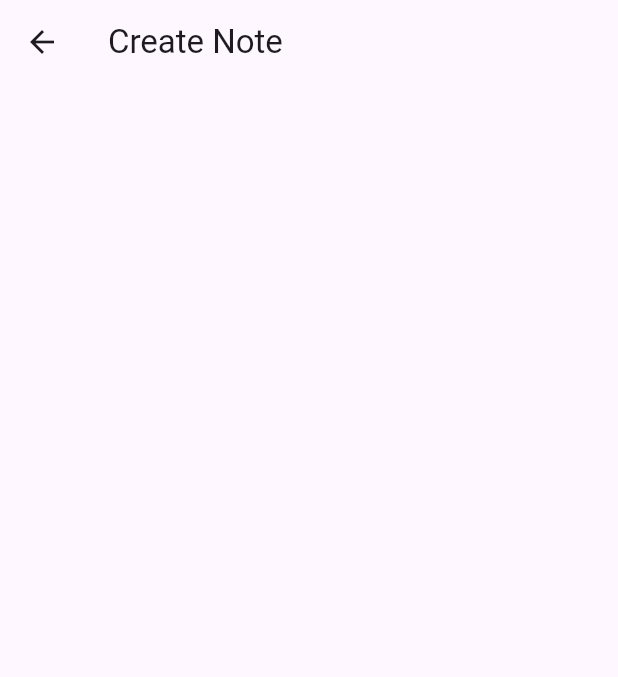
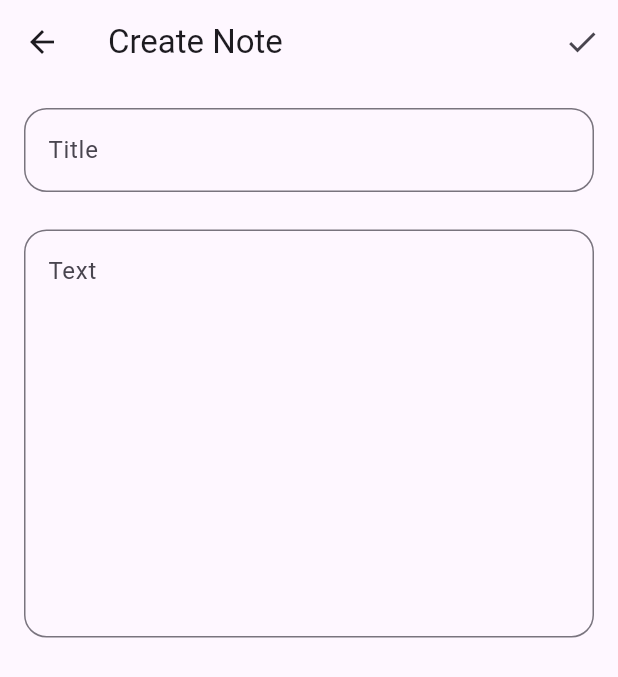
Before and after one commit to MiraculousNightingale/bloc_notes, a Flutter app: the screen it shows after launch, after a tap on the "add" icon, on a phone screen of 412 x 824 dp. Shown: the top 677 px of the screen. Run offline on Flutter 3.47's test engine with Material 2 defaults, Android fonts, the phone set to English and light mode, and no system bars; our stand-ins replace bloc, equatable, flutter_bloc, go_router.

Commit message:
Add note creation, sort note list by createdAt

```diff
--- a/lib/app/app.dart
+++ b/lib/app/app.dart
@@ -22,9 +22,7 @@ final _router = GoRouter(
       routes: [
         GoRoute(
           path: NoteFormScreen.subPath,
-          builder: (context, state) => const NoteFormScreen(
-            isCreateMode: true,
-          ),
+          builder: (context, state) => const NoteFormScreen(),
         ),
         //TODO: implement update route
         // GoRoute(
--- /dev/null
+++ b/lib/bloc/notes_event.dart
@@ -0,0 +1,18 @@
+part of 'notes_bloc.dart';
+
+@immutable
+sealed class NotesEvent {}
+
+final class NotesCreated extends NotesEvent {
+  NotesCreated({required this.newNote});
+  final Note newNote;
+}
+
+final class NotesFetched extends NotesEvent {}
+
+final class NotesErrorHandled extends NotesEvent {
+  NotesErrorHandled(this.error);
+
+  final Failure error;
+  // final Set<Failure> errors;
+}
--- /dev/null
+++ b/lib/bloc/notes_state.dart
@@ -0,0 +1,64 @@
+part of 'notes_bloc.dart';
+
+@immutable
+class NotesState extends Equatable {
+  const NotesState({
+    required this.notes,
+    this.isCreating = false,
+    this.isLoading = false,
+    this.isUpdating = false,
+    this.isDeleting = false,
+    this.errors = const <Failure>{},
+  });
+
+  final List<Note> notes;
+
+  List<Note> get notesSortedByCreatedAt => [...notes]..sort(
+      (a, b) {
+        return b.createdAt.compareTo(a.createdAt);
+      },
+    );
+
+  final bool isCreating;
+  final bool isLoading;
+  final bool isUpdating;
+  final bool isDeleting;
+
+  final Set<Failure> errors;
+
+  bool get hasErrors => errors.isNotEmpty;
+
+  bool hasError<T>() {
+    return errors.any((element) => element.runtimeType == T);
+  }
+
+  T? getError<T>() {
+    try {
+      return errors.firstWhere((element) => element.runtimeType == T) as T;
+    } on StateError {
+      return null;
+    }
+  }
+
+  @override
+  List<Object?> get props =>
+      [notes, isCreating, isLoading, isUpdating, isDeleting, errors];
+
+  NotesState copyWith({
+    List<Note>? notes,
+    bool? isCreating,
+    bool? isLoading,
+    bool? isUpdating,
+    bool? isDeleting,
+    Set<Failure>? errors,
+  }) {
+    return NotesState(
+      notes: notes ?? this.notes,
+      isCreating: isCreating ?? this.isCreating,
+      isLoading: isLoading ?? this.isLoading,
+      isUpdating: isUpdating ?? this.isUpdating,
+      isDeleting: isDeleting ?? this.isDeleting,
+      errors: errors ?? this.errors,
+    );
+  }
+}
--- a/lib/main.dart
+++ b/lib/main.dart
@@ -1,12 +1,17 @@
 import 'dart:math';
 
-import 'package:bloc_notes/app/app.dart';
 import 'package:flutter/material.dart';
+import 'package:flutter_bloc/flutter_bloc.dart';
 
-import 'models/note.dart';
+import 'app/app.dart';
+import 'bloc/notes_bloc.dart';
+import 'models/note/note.dart';
 
 void main() {
-  runApp(NotesApp());
+  runApp(BlocProvider(
+    create: (context) => NotesBloc(),
+    child: NotesApp(),
+  ));
 }
 
 // TODO: Remove later
--- /dev/null
+++ b/lib/models/failure/failure.dart
@@ -0,0 +1,15 @@
+import 'package:equatable/equatable.dart';
+
+class Failure extends Equatable {
+  const Failure([this.message = '']);
+
+  final String message;
+
+  @override
+  String toString() {
+    return message;
+  }
+
+  @override
+  List<Object?> get props => [runtimeType];
+}
--- a/lib/models/note.dart
+++ /dev/null
@@ -1,21 +0,0 @@
-// ignore_for_file: public_member_api_docs, sort_constructors_first
-import 'package:intl/intl.dart';
-
-class Note {
-  Note({
-    required this.title,
-    required this.text,
-    this.createdAt,
-    this.updatedAt,
-  });
-  final String title;
-  final String text;
-  final DateTime? createdAt;
-  final DateTime? updatedAt;
-  // TODO: final Pictures?
-
-  String get createdAtFormatted =>
-      createdAt != null ? DateFormat.yMMMMd().format(createdAt!) : '';
-  String get updatedAtFormatted =>
-      updatedAt != null ? DateFormat.yMMMMd().format(updatedAt!) : '';
-}
--- /dev/null
+++ b/lib/models/note/note.dart
@@ -0,0 +1,36 @@
+// ignore_for_file: public_member_api_docs, sort_constructors_first
+import 'package:intl/intl.dart';
+
+class Note {
+  Note({
+    required this.title,
+    required this.text,
+    DateTime? createdAt,
+    DateTime? updatedAt,
+  }) {
+    this.createdAt = createdAt ?? DateTime.now();
+    this.updatedAt = updatedAt ?? this.createdAt;
+  }
+  final String title;
+  final String text;
+  late final DateTime createdAt;
+  late final DateTime updatedAt;
+  // TODO: final Pictures?
+
+  String get createdAtFormatted => DateFormat.yMMMMd().format(createdAt);
+  String get updatedAtFormatted => DateFormat.yMMMMd().format(updatedAt);
+
+  Note copyWith({
+    String? title,
+    String? text,
+    DateTime? createdAt,
+    DateTime? updatedAt,
+  }) {
+    return Note(
+      title: title ?? this.title,
+      text: text ?? this.text,
+      createdAt: createdAt ?? this.createdAt,
+      updatedAt: updatedAt ?? this.updatedAt,
+    );
+  }
+}
--- /dev/null
+++ b/lib/models/note/note_failure.dart
@@ -0,0 +1,17 @@
+import 'package:bloc_notes/models/failure/failure.dart';
+
+class NotesCreateFailure extends Failure {
+  const NotesCreateFailure([super.error]);
+}
+
+class NotesLoadFailure extends Failure {
+  const NotesLoadFailure([super.error]);
+}
+
+class NoteUpdateFailure extends Failure {
+  const NoteUpdateFailure([super.error]);
+}
+
+class NoteDeleteFailure extends Failure {
+  const NoteDeleteFailure([super.error]);
+}
--- /dev/null
+++ b/lib/repositories/note_repository.dart
@@ -0,0 +1 @@
+class NoteRepository {}
--- a/lib/ui/screens/note_form_screen.dart
+++ b/lib/ui/screens/note_form_screen.dart
@@ -1,22 +1,128 @@
-import 'package:bloc_notes/ui/screens/note_list_screen.dart';
+import 'package:bloc_notes/models/note/note_failure.dart';
 import 'package:flutter/material.dart';
+import 'package:flutter_bloc/flutter_bloc.dart';
+import 'package:go_router/go_router.dart';
 
-class NoteFormScreen extends StatelessWidget {
+import '../../bloc/notes_bloc.dart';
+import '../../models/note/note.dart';
+import 'note_list_screen.dart';
+
+class NoteFormScreen extends StatefulWidget {
   static const subPath = 'form';
   static const path = '${NoteListScreen.path}/$subPath';
 
-  final bool isCreateMode;
+  final Note? initialValue;
 
   const NoteFormScreen({
     super.key,
-    required this.isCreateMode,
+    this.initialValue,
   });
+
+  bool get isCreateMode => initialValue == null;
+
+  @override
+  State<NoteFormScreen> createState() => _NoteFormScreenState();
+}
+
+class _NoteFormScreenState extends State<NoteFormScreen> {
+  late final TextEditingController titleController;
+  late final TextEditingController textController;
+
+  @override
+  void initState() {
+    super.initState();
+    titleController = TextEditingController(
+      text: widget.initialValue?.text,
+    );
+    textController = TextEditingController(
+      text: widget.initialValue?.text,
+    );
+  }
 
   @override
   Widget build(BuildContext context) {
-    return Scaffold(
-      appBar: AppBar(
-        title: Text('${isCreateMode ? 'Create' : 'Update'} Note'),
+    return BlocListener<NotesBloc, NotesState>(
+      listenWhen: (previous, current) {
+        // Check if state transitioned through the creation process
+        return previous.isCreating && !current.isCreating;
+      },
+      listener: (context, state) {
+        // TODO: is there a better way to handle errors?
+        final error = state.getError<NotesCreateFailure>();
+        if (error != null) {
+          final scaffoldMessenger = ScaffoldMessenger.of(context);
+          scaffoldMessenger.hideCurrentSnackBar();
+          scaffoldMessenger.showSnackBar(
+            SnackBar(content: Text('Something went wrong. ${error.message}')),
+          );
+          context.read<NotesBloc>().add(NotesErrorHandled(error));
+          return;
+        }
+
+        context.go(NoteListScreen.path);
+      },
+      child: Scaffold(
+        appBar: AppBar(
+          title: Text('${widget.isCreateMode ? 'Create' : 'Update'} Note'),
+          actions: [
+            BlocBuilder<NotesBloc, NotesState>(
+              builder: (context, state) {
+                if (state.isCreating) {
+                  return const CircularProgressIndicator();
+                }
+                return IconButton(
+                  onPressed: () {
+                    context.read<NotesBloc>().add(
+                          NotesCreated(
+                            newNote: Note(
+                              title: titleController.text,
+                              text: textController.text,
+                            ),
+                          ),
+                        );
+                  },
+                  icon: const Icon(Icons.check),
+                );
+              },
+            ),
+          ],
+        ),
+        body: SingleChildScrollView(
+          child: Padding(
+            padding: const EdgeInsets.all(16),
+            child: Form(
+              child: Column(
+                children: [
+                  TextFormField(
+                    controller: titleController,
+                    onTapOutside: (_) => FocusScope.of(context).unfocus(),
+                    decoration: InputDecoration(
+                      label: const Text('Title'),
+                      border: OutlineInputBorder(
+                        borderRadius: BorderRadius.circular(15),
+                      ),
+                    ),
+                  ),
+                  const SizedBox(
+                    height: 25,
+                  ),
+                  TextFormField(
+                    controller: textController,
+                    onTapOutside: (_) => FocusScope.of(context).unfocus(),
+                    maxLines: 10,
+                    decoration: InputDecoration(
+                      label: const Text('Text'),
+                      alignLabelWithHint: true,
+                      border: OutlineInputBorder(
+                        borderRadius: BorderRadius.circular(15),
+                      ),
+                    ),
+                  ),
+                ],
+              ),
+            ),
+          ),
+        ),
       ),
     );
   }
--- a/lib/ui/screens/note_list_screen.dart
+++ b/lib/ui/screens/note_list_screen.dart
@@ -1,9 +1,11 @@
 import 'package:bloc_notes/main.dart';
+import 'package:bloc_notes/models/note/note_failure.dart';
 import 'package:bloc_notes/ui/screens/note_form_screen.dart';
 import 'package:flutter/material.dart';
+import 'package:flutter_bloc/flutter_bloc.dart';
 import 'package:go_router/go_router.dart';
 
-import '../../models/note.dart';
+import '../../bloc/notes_bloc.dart';
 import '../widgets/note_list_item.dart';
 
 class NoteListScreen extends StatelessWidget {
@@ -24,11 +26,27 @@ class NoteListScreen extends StatelessWidget {
           ),
         ],
       ),
-      body: ListView.builder(
-        itemCount: kDummyNotes.length,
-        itemBuilder: (context, index) {
-          final note = kDummyNotes[index];
-          return NoteListItem(note: note);
+      body: BlocBuilder<NotesBloc, NotesState>(
+        builder: (context, state) {
+          final error = state.getError<NotesLoadFailure>();
+          if (error != null) {
+            return Center(
+              child: Text(error.toString()),
+            );
+          }
+          if (state.isLoading) {
+            return const Center(
+              child: CircularProgressIndicator(),
+            );
+          }
+          final sortedNotes = state.notesSortedByCreatedAt;
+          return ListView.builder(
+            itemCount: sortedNotes.length,
+            itemBuilder: (context, index) {
+              final note = sortedNotes[index];
+              return NoteListItem(note: note);
+            },
+          );
         },
       ),
     );
--- a/lib/ui/widgets/note_list_item.dart
+++ b/lib/ui/widgets/note_list_item.dart
@@ -1,4 +1,4 @@
-import 'package:bloc_notes/models/note.dart';
+import 'package:bloc_notes/models/note/note.dart';
 import 'package:flutter/material.dart';
 
 class NoteListItem extends StatelessWidget {
--- a/pubspec.yaml
+++ b/pubspec.yaml
@@ -37,6 +37,9 @@ dependencies:
   cupertino_icons: ^1.0.2
   intl: ^0.18.1
   go_router: ^11.1.4
+  bloc: ^8.1.2
+  flutter_bloc: ^8.1.3
+  equatable: ^2.0.5
 
 dev_dependencies:
   flutter_test:
```
Also changed, not shown: lib/bloc/notes_bloc.dart (added, +54 -0 lines), pubspec.lock.
